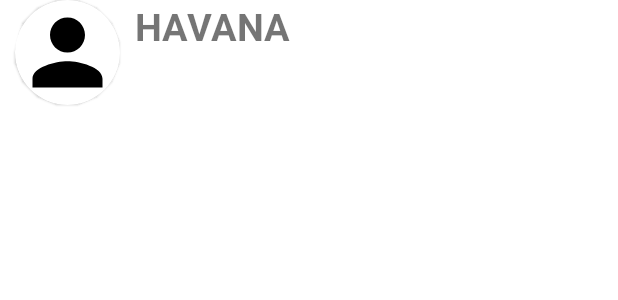
After one commit to Kirisaki124/CoronaSocialNetwork, an Android app: the layout search_item_layout.xml on its own in the app's theme, with its tools: preview values and no code run, on a phone screen of 412 x 824 dp. The commit adds this screen. Shown: the top 300 px of the screen. Run offline under Robolectric (Android 15) with nearby library versions, the phone set to English and light mode, and no system bars.

Commit message:
Add Search activity

```diff
--- a/app/src/main/AndroidManifest.xml
+++ b/app/src/main/AndroidManifest.xml
@@ -24,6 +24,7 @@
             </intent-filter>
         </activity>
         <activity android:name=".activities.RegisterActivity" />
+        <activity android:name=".activities.SearchActivity" />
         <activity android:name=".MainActivity" />
     </application>
 
--- /dev/null
+++ b/app/src/main/res/layout/search_item_layout.xml
@@ -0,0 +1,33 @@
+<?xml version="1.0" encoding="utf-8"?>
+<LinearLayout xmlns:android="http://schemas.android.com/apk/res/android"
+    xmlns:app="http://schemas.android.com/apk/res-auto"
+    android:layout_width="match_parent"
+    android:layout_height="match_parent"
+    android:orientation="horizontal">
+
+    <com.google.android.material.card.MaterialCardView
+        android:layout_width="wrap_content"
+        android:layout_height="wrap_content"
+        android:layout_marginLeft="10dp"
+        app:cardCornerRadius="35dp"
+        app:strokeColor="@android:color/transparent"
+        app:strokeWidth="1dp">
+
+        <ImageView
+            android:id="@+id/searchAvatar"
+            android:layout_width="70dp"
+            android:layout_height="70dp"
+            android:scaleType="fitCenter"
+            android:src="@drawable/ic_person" />
+    </com.google.android.material.card.MaterialCardView>
+
+    <TextView
+        android:id="@+id/txtUsernameSearch"
+        android:layout_width="match_parent"
+        android:layout_height="wrap_content"
+        android:layout_marginLeft="10dp"
+        android:text="HAVANA"
+        android:textSize="25sp"
+        android:textStyle="bold" />
+
+</LinearLayout>
```
Also changed, not shown: app/build.gradle (+7 -0 lines), app/src/main/java/hava/coronasocialnetwork/MainActivity.kt (+36 -5 lines), app/src/main/java/hava/coronasocialnetwork/activities/SearchActivity.kt (added, +40 -0 lines), app/src/main/java/hava/coronasocialnetwork/adapter/SearchAdapter.kt (added, +55 -0 lines), app/src/main/res/layout/activity_main.xml (+11 -10 lines), app/src/main/res/layout/activity_search.xml (added, +23 -0 lines).
